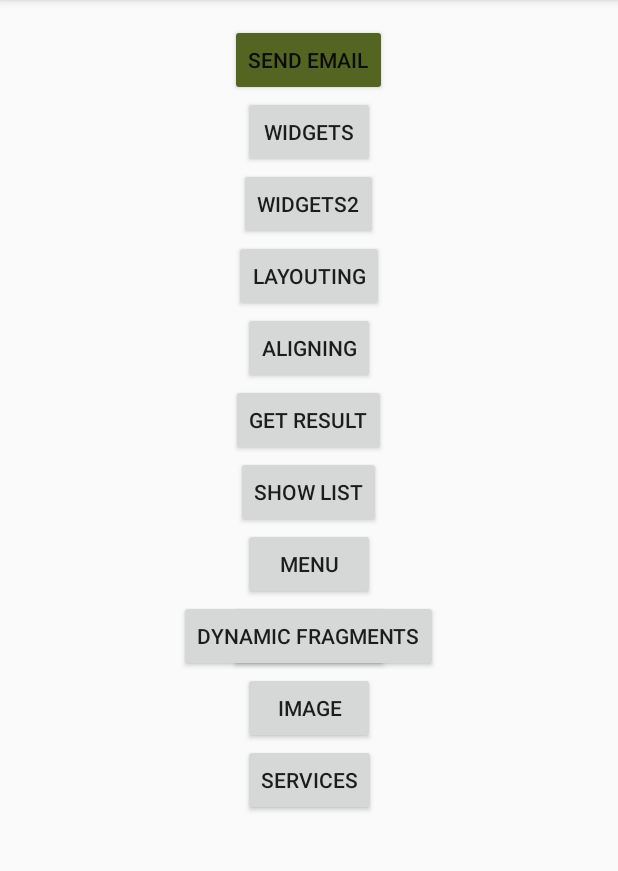
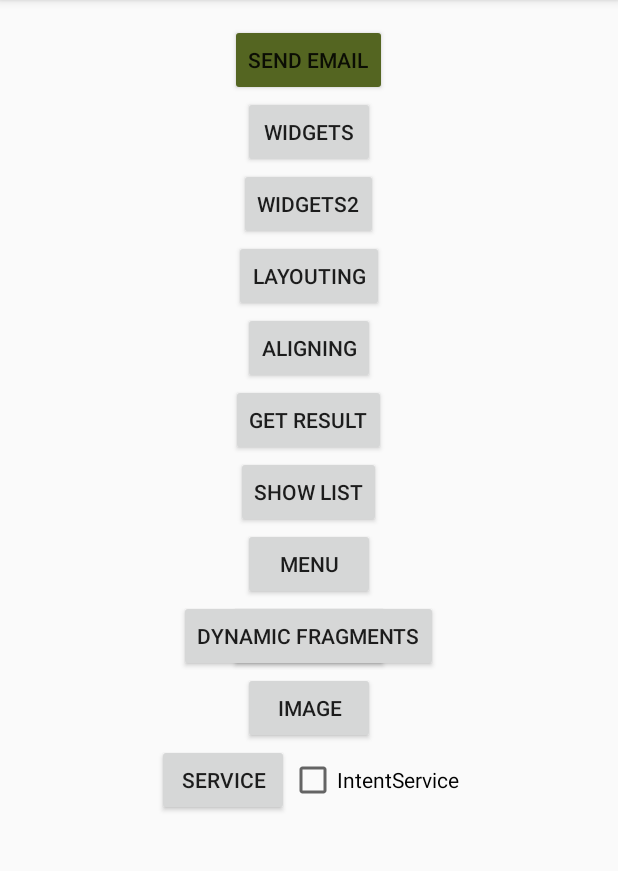
Before and after one commit to Vladchenko/Android-Study, an Android app: the screen it shows after launch (InitialActivity), on a phone screen of 412 x 824 dp, the part 84-955 px from its top. Run offline under Robolectric (Android 15) with nearby library versions, the phone set to English and light mode, and no system bars.

Commit message:
- Some app.android.service updated

```diff
--- a/app/src/main/java/com/example/vladislav/androidstudy/InitialActivity.java
+++ b/app/src/main/java/com/example/vladislav/androidstudy/InitialActivity.java
@@ -10,10 +10,13 @@ import android.util.Log;
 import android.view.OrientationEventListener;
 import android.view.View;
 import android.widget.Button;
+import android.widget.CheckBox;
 import android.widget.Toast;
 
 import com.example.vladislav.androidstudy.fragments_activity.FragmentsActivity;
 import com.example.vladislav.androidstudy.fragments_activity.FragmentsDynamicActivity;
+import com.example.vladislav.androidstudy.services.IntentedService;
+import com.example.vladislav.androidstudy.services.SimpleService;
 
 public class InitialActivity extends AppCompatActivity {
 
@@ -168,6 +171,7 @@ public class InitialActivity extends AppCompatActivity {
 
     public void gotoServicesActivity(View view) {
         Intent intent = new Intent(InitialActivity.this, ServicesActivity.class);
+        intent.putExtra("isIntendedService",((CheckBox) findViewById(R.id.intent_service_checkbox)).isChecked());
         startActivity(intent);
     }
 }
--- a/app/src/main/res/layout/activity_initial.xml
+++ b/app/src/main/res/layout/activity_initial.xml
@@ -122,15 +122,32 @@
                 android:layout_alignStart="@+id/menu_button"
                 android:onClick="gotoImageActivity"/>
 
+            <LinearLayout
+                android:orientation="horizontal"
+                android:layout_width="match_parent"
+                android:layout_height="match_parent"
+                android:layout_below="@+id/image_button"
+                android:gravity="center">
+
                 <Button
-                android:text="Services"
+                    android:text="Service"
                     android:layout_width="wrap_content"
                     android:layout_height="wrap_content"
                     android:id="@+id/services_button"
                     android:layout_below="@+id/image_button"
                     android:layout_alignLeft="@+id/menu_button"
                     android:layout_alignStart="@+id/menu_button"
-                android:onClick="gotoServicesActivity"/>
+                    android:onClick="gotoServicesActivity" />
+
+                <CheckBox
+                    android:text="IntentService"
+                    android:layout_width="wrap_content"
+                    android:layout_height="wrap_content"
+                    android:layout_alignParentBottom="true"
+                    android:layout_toRightOf="@+id/services_button"
+                    android:layout_toEndOf="@+id/services_button"
+                    android:id="@+id/intent_service_checkbox" />
+            </LinearLayout>
 
             <!-- When adding other components, consider adding them to a layout-land activity-initial.xml also. -->
 
--- a/app/src/main/res/layout/activity_services.xml
+++ b/app/src/main/res/layout/activity_services.xml
@@ -18,7 +18,7 @@
 
         <LinearLayout
             android:layout_width="match_parent"
-            android:layout_height="match_parent"
+            android:layout_height="wrap_content"
             android:layout_weight="1"
             android:orientation="vertical">
 
@@ -44,7 +44,7 @@
 
         <LinearLayout
             android:layout_width="match_parent"
-            android:layout_height="match_parent"
+            android:layout_height="wrap_content"
             android:layout_weight="1"
             android:orientation="vertical">
 
@@ -71,7 +71,7 @@
 
         <LinearLayout
             android:layout_width="match_parent"
-            android:layout_height="match_parent"
+            android:layout_height="wrap_content"
             android:layout_weight="1"
             android:orientation="vertical">
 
```
Also changed, not shown: app/src/main/java/com/example/vladislav/androidstudy/ServicesActivity.java (+71 -30 lines), app/src/main/java/com/example/vladislav/androidstudy/services/IntentedService.java (+34 -0 lines), app/src/main/java/com/example/vladislav/androidstudy/services/SimpleService.java (+9 -2 lines). Lines whose indentation alone changed are shown as unchanged.
